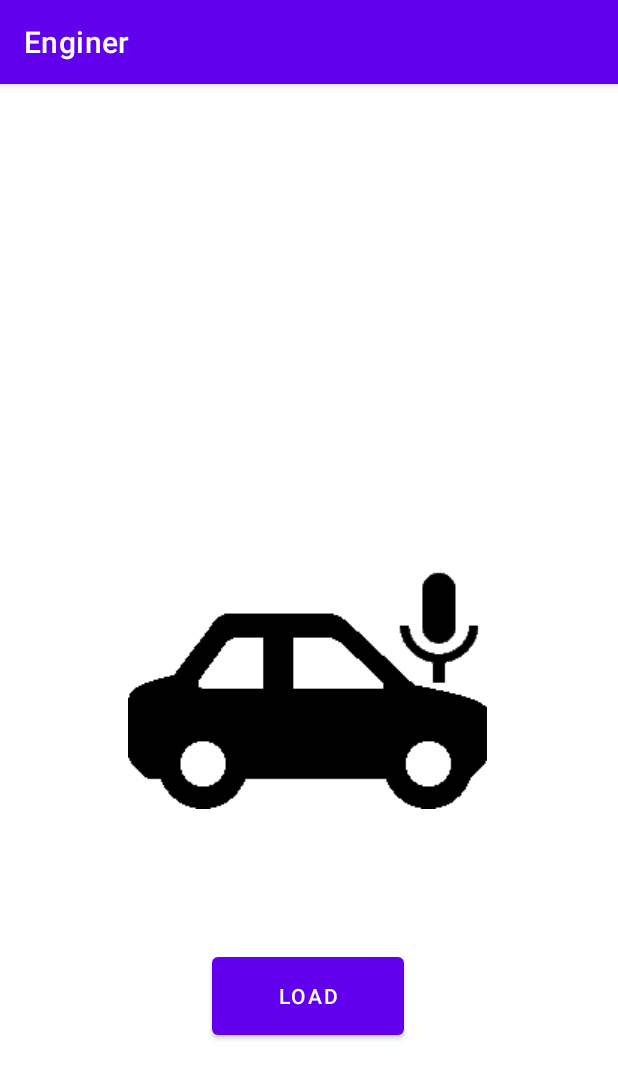
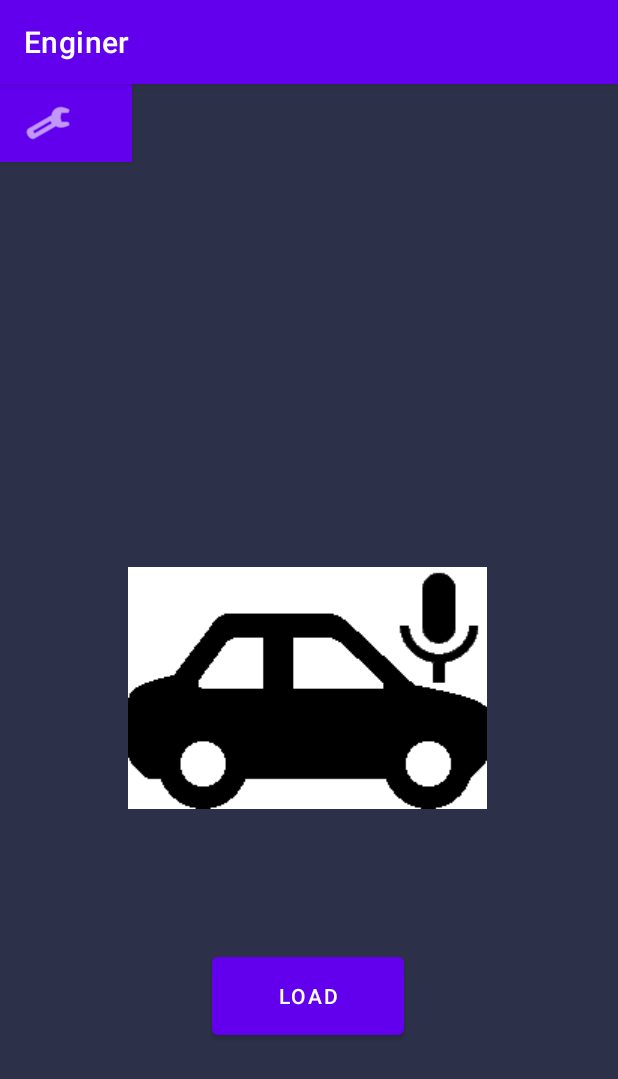
Before and after one commit to lcaprioli17/Enginer, an Android app: the screen it shows after launch (MainActivity), on a phone screen of 412 x 824 dp. Shown: the top 1079 px of the screen. Run offline under Robolectric (Android 15) with nearby library versions, the phone set to English and light mode, and no system bars; libraries missing offline, so code that uses them is left out: org.checkerframework.checker, org.tensorflow.lite.

Commit message:
Aggiunto tasto ed activity Settings

```diff
--- a/app/src/main/AndroidManifest.xml
+++ b/app/src/main/AndroidManifest.xml
@@ -13,6 +13,9 @@
         android:roundIcon="@drawable/sedan_icon_28"
         android:supportsRtl="true"
         android:theme="@style/Theme.Enginer">
+        <activity
+            android:name=".SettingsActivity"
+            android:exported="false" />
         <activity
             android:name=".LoadActivity"
             android:exported="false" />
--- a/app/src/main/java/com/example/enginer/MainActivity.java
+++ b/app/src/main/java/com/example/enginer/MainActivity.java
@@ -22,6 +22,7 @@ import android.media.AudioRecord;
 import android.os.Build;
 import android.os.Bundle;
 import android.view.View;
+import android.widget.Button;
 import android.widget.Toast;
 
 import static android.Manifest.permission.CAPTURE_AUDIO_OUTPUT;
@@ -43,6 +44,7 @@ public class MainActivity extends AppCompatActivity{
     public static final String path= "secondary_car_model.tflite";
     private static final int REQUEST_RECORD_AUDIO_PERMISSION = 200;
     private static final String recPermission = Manifest.permission.RECORD_AUDIO;
+    Button settings;
     private String [] sendRecPermission = {recPermission};
     private SensorManager sensorManager;
     private SensorEventListener listener = new SensorEventListener() {
@@ -82,7 +84,21 @@ public class MainActivity extends AppCompatActivity{
         askRec();
         if(ContextCompat.checkSelfPermission(this, recPermission) == PackageManager.PERMISSION_GRANTED)
             sensorManager.registerListener(listener, sensorManager.getDefaultSensor(Sensor.TYPE_ACCELEROMETER), SensorManager.SENSOR_DELAY_NORMAL);
+        settings= (Button) findViewById(R.id.settings);
+        settings.setOnClickListener(new View.OnClickListener() {
+            @Override
+            public void onClick(View view) {
+                openSettings();
+            }
+        });
+
     }
+
+    private void openSettings() {
+        Intent intent= new Intent(this,SettingsActivity.class);
+        startActivity(intent);
+    }
+
 
     // Request permission to record
     @RequiresApi(api = Build.VERSION_CODES.M)
--- a/app/src/main/res/layout/activity_main.xml
+++ b/app/src/main/res/layout/activity_main.xml
@@ -4,6 +4,7 @@
     xmlns:tools="http://schemas.android.com/tools"
     android:layout_width="match_parent"
     android:layout_height="match_parent"
+    android:background="#2C3149"
     tools:context=".MainActivity">
 
     <ImageButton
@@ -31,4 +32,15 @@
         app:layout_constraintEnd_toEndOf="parent"
         app:layout_constraintHorizontal_bias="0.498"
         app:layout_constraintStart_toStartOf="parent" />
+
+    <Button
+        android:id="@+id/settings"
+        android:layout_width="wrap_content"
+        android:layout_height="wrap_content"
+        android:background="#2D3250"
+        android:backgroundTint="#282D49"
+        app:icon="@android:drawable/ic_menu_manage"
+        app:iconTint="#FFFFFF"
+        tools:layout_editor_absoluteX="289dp"
+        tools:layout_editor_absoluteY="24dp" />
 </androidx.constraintlayout.widget.ConstraintLayout>
```
Also changed, not shown: app/src/main/java/com/example/enginer/SettingsActivity.java (added, +36 -0 lines), app/src/main/res/layout/activity_settings.xml (added, +30 -0 lines).
